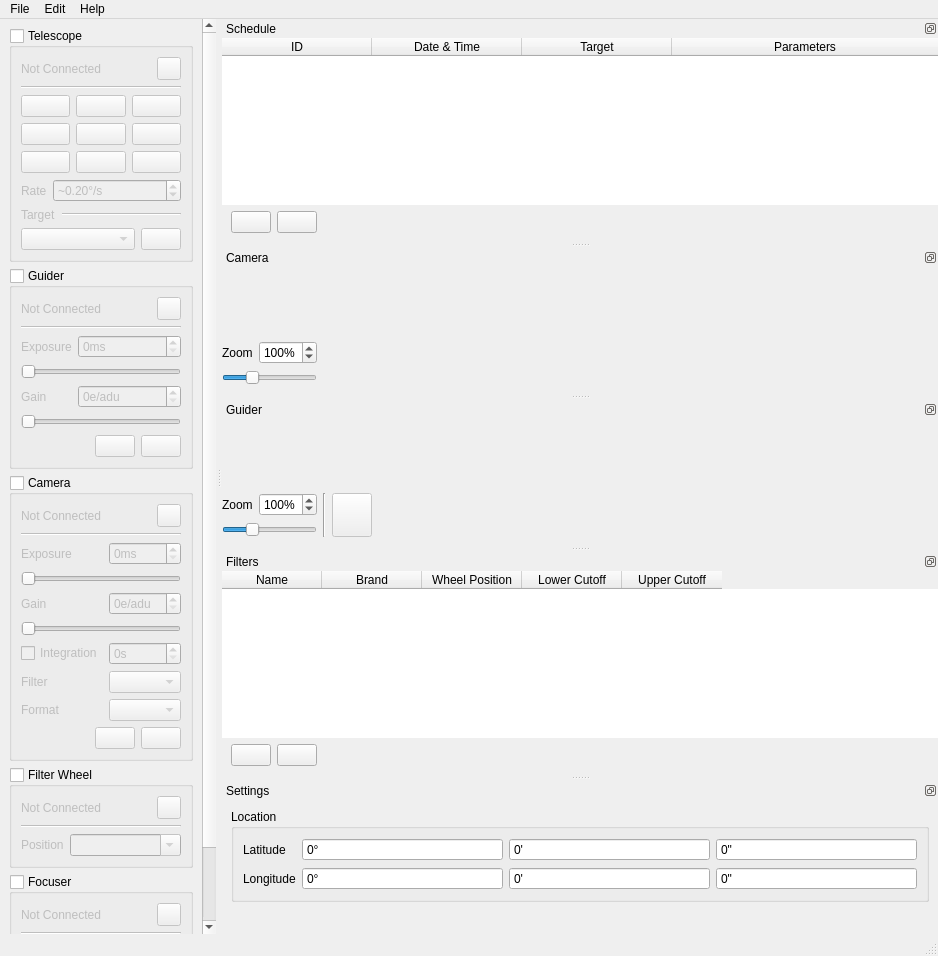
Old version of the form qt5/mainwindow.ui in the repository EthanChappel/Ecliptic.
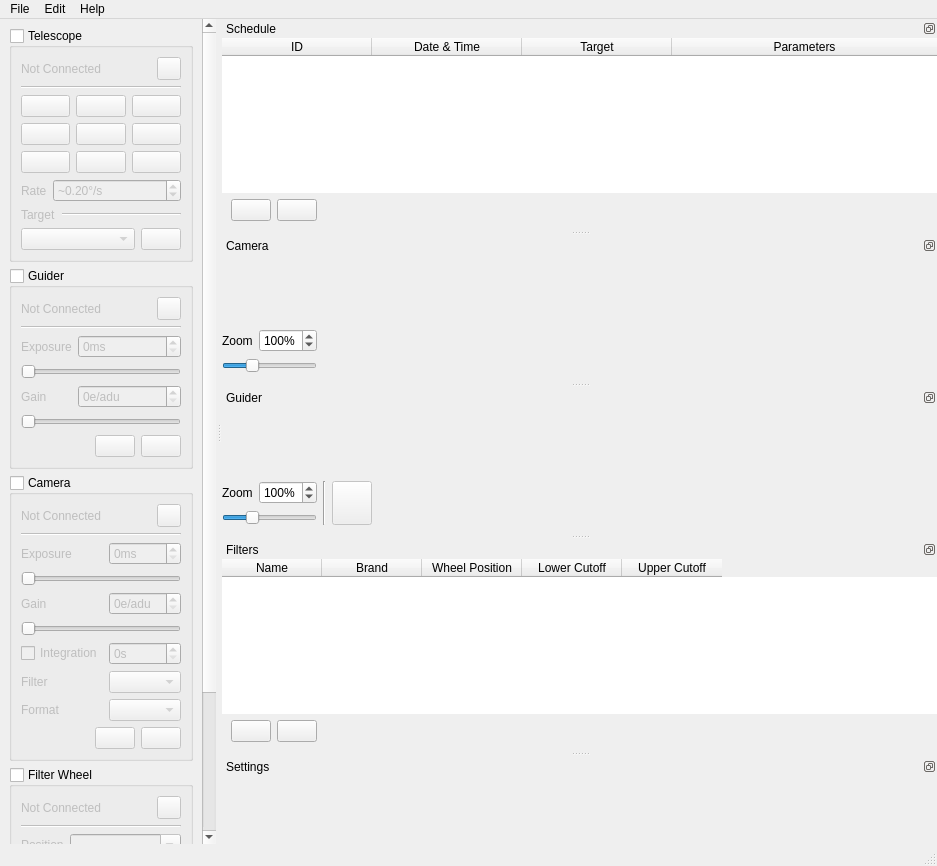
New version of the form. Icons and pictures are not drawn.

Commit message: Move settings ui to new module

```diff
--- a/qt5/mainwindow.ui
+++ b/qt5/mainwindow.ui
@@ -7,8 +7,8 @@
    <rect>
     <x>0</x>
     <y>0</y>
-    <width>938</width>
-    <height>956</height>
+    <width>937</width>
+    <height>866</height>
    </rect>
   </property>
   <property name="windowTitle">
@@ -81,8 +81,8 @@
         <rect>
          <x>0</x>
          <y>0</y>
-         <width>256</width>
-         <height>1276</height>
+         <width>215</width>
+         <height>1202</height>
         </rect>
        </property>
        <layout class="QFormLayout" name="formLayout_4">
@@ -1363,8 +1363,8 @@
     <rect>
      <x>0</x>
      <y>0</y>
-     <width>938</width>
-     <height>29</height>
+     <width>937</width>
+     <height>26</height>
     </rect>
    </property>
    <widget class="QMenu" name="file_menu">
@@ -1617,8 +1617,8 @@
          <rect>
           <x>0</x>
           <y>0</y>
-          <width>660</width>
-          <height>102</height>
+          <width>696</width>
+          <height>85</height>
          </rect>
         </property>
         <layout class="QVBoxLayout" name="verticalLayout_4">
@@ -1774,8 +1774,8 @@
          <rect>
           <x>0</x>
           <y>0</y>
-          <width>660</width>
-          <height>102</height>
+          <width>696</width>
+          <height>85</height>
          </rect>
         </property>
         <layout class="QVBoxLayout" name="verticalLayout_6">
@@ -2073,188 +2073,44 @@
    </attribute>
    <widget class="QWidget" name="dockWidgetContents">
     <layout class="QVBoxLayout" name="verticalLayout_8">
+     <property name="leftMargin">
+      <number>0</number>
+     </property>
+     <property name="topMargin">
+      <number>0</number>
+     </property>
+     <property name="rightMargin">
+      <number>0</number>
+     </property>
+     <property name="bottomMargin">
+      <number>0</number>
+     </property>
      <item>
-      <widget class="QGroupBox" name="groupBox">
-       <property name="title">
-        <string>Location</string>
+      <widget class="QScrollArea" name="settings_scroll_area">
+       <property name="frameShape">
+        <enum>QFrame::NoFrame</enum>
        </property>
-       <layout class="QFormLayout" name="formLayout_2">
-        <item row="0" column="0">
-         <widget class="QLabel" name="lat_label">
-          <property name="text">
-           <string>Latitude</string>
-          </property>
-         </widget>
-        </item>
-        <item row="0" column="1">
-         <layout class="QHBoxLayout" name="horizontalLayout">
-          <item>
-           <widget class="QSpinBox" name="lat_d_spin">
-            <property name="frame">
-             <bool>true</bool>
-            </property>
-            <property name="buttonSymbols">
-             <enum>QAbstractSpinBox::NoButtons</enum>
-            </property>
-            <property name="keyboardTracking">
-             <bool>false</bool>
-            </property>
-            <property name="showGroupSeparator" stdset="0">
-             <bool>false</bool>
-            </property>
-            <property name="suffix">
-             <string>°</string>
-            </property>
-            <property name="minimum">
-             <number>-89</number>
-            </property>
-            <property name="maximum">
-             <number>89</number>
-            </property>
-           </widget>
-          </item>
-          <item>
-           <widget class="QSpinBox" name="lat_m_spin">
-            <property name="frame">
-             <bool>true</bool>
-            </property>
-            <property name="buttonSymbols">
-             <enum>QAbstractSpinBox::NoButtons</enum>
-            </property>
-            <property name="keyboardTracking">
-             <bool>false</bool>
-            </property>
-            <property name="showGroupSeparator" stdset="0">
-             <bool>false</bool>
-            </property>
-            <property name="suffix">
-             <string>'</string>
-            </property>
-            <property name="maximum">
-             <number>59</number>
-            </property>
-           </widget>
-          </item>
-          <item>
-           <widget class="QSpinBox" name="lat_s_spin">
-            <property name="frame">
-             <bool>true</bool>
-            </property>
-            <property name="buttonSymbols">
-             <enum>QAbstractSpinBox::NoButtons</enum>
-            </property>
-            <property name="keyboardTracking">
-             <bool>false</bool>
-            </property>
-            <property name="showGroupSeparator" stdset="0">
-             <bool>false</bool>
-            </property>
-            <property name="suffix">
-             <string>&quot;</string>
-            </property>
-            <property name="maximum">
-             <number>59</number>
-            </property>
-           </widget>
-          </item>
-         </layout>
-        </item>
-        <item row="1" column="0">
-         <widget class="QLabel" name="long_label">
-          <property name="text">
-           <string>Longitude</string>
-          </property>
-         </widget>
-        </item>
-        <item row="1" column="1">
-         <layout class="QHBoxLayout" name="horizontalLayout_3">
-          <item>
-           <widget class="QSpinBox" name="long_d_spin">
-            <property name="frame">
-             <bool>true</bool>
-            </property>
-            <property name="buttonSymbols">
-             <enum>QAbstractSpinBox::NoButtons</enum>
-            </property>
-            <property name="keyboardTracking">
-             <bool>false</bool>
-            </property>
-            <property name="showGroupSeparator" stdset="0">
-             <bool>false</bool>
-            </property>
-            <property name="suffix">
-             <string>°</string>
-            </property>
-            <property name="minimum">
-             <number>-179</number>
-            </property>
-            <property name="maximum">
-             <number>179</number>
-            </property>
-           </widget>
-          </item>
-          <item>
-           <widget class="QSpinBox" name="long_m_spin">
-            <property name="frame">
-             <bool>true</bool>
-            </property>
-            <property name="buttonSymbols">
-             <enum>QAbstractSpinBox::NoButtons</enum>
-            </property>
-            <property name="keyboardTracking">
-             <bool>false</bool>
-            </property>
-            <property name="showGroupSeparator" stdset="0">
-             <bool>false</bool>
-            </property>
-            <property name="suffix">
-             <string>'</string>
-            </property>
-            <property name="maximum">
-             <number>59</number>
-            </property>
-           </widget>
-          </item>
-          <item>
-           <widget class="QSpinBox" name="long_s_spin">
-            <property name="frame">
-             <bool>true</bool>
-            </property>
-            <property name="buttonSymbols">
-             <enum>QAbstractSpinBox::NoButtons</enum>
-            </property>
-            <property name="keyboardTracking">
-             <bool>false</bool>
-            </property>
-            <property name="showGroupSeparator" stdset="0">
-             <bool>false</bool>
-            </property>
-            <property name="suffix">
-             <string>&quot;</string>
-            </property>
-            <property name="maximum">
-             <number>59</number>
-            </property>
-           </widget>
-          </item>
-         </layout>
-        </item>
-       </layout>
+       <property name="frameShadow">
+        <enum>QFrame::Plain</enum>
+       </property>
+       <property name="horizontalScrollBarPolicy">
+        <enum>Qt::ScrollBarAlwaysOff</enum>
+       </property>
+       <property name="widgetResizable">
+        <bool>true</bool>
+       </property>
+       <widget class="QWidget" name="scrollAreaWidgetContents">
+        <property name="geometry">
+         <rect>
+          <x>0</x>
+          <y>0</y>
+          <width>696</width>
+          <height>85</height>
+         </rect>
+        </property>
+       </widget>
       </widget>
      </item>
-     <item>
-      <spacer name="verticalSpacer">
-       <property name="orientation">
-        <enum>Qt::Vertical</enum>
-       </property>
-       <property name="sizeHint" stdset="0">
-        <size>
-         <width>20</width>
-         <height>40</height>
-        </size>
-       </property>
-      </spacer>
-     </item>
     </layout>
    </widget>
   </widget>
```
The commit also changes 5 other files.
